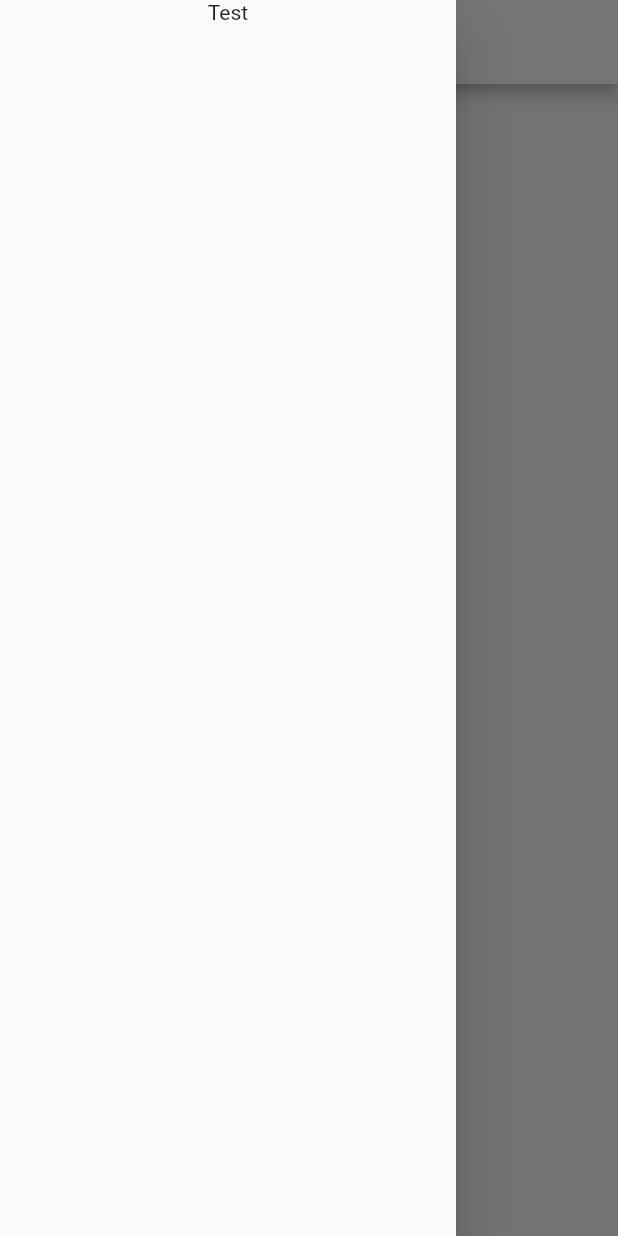
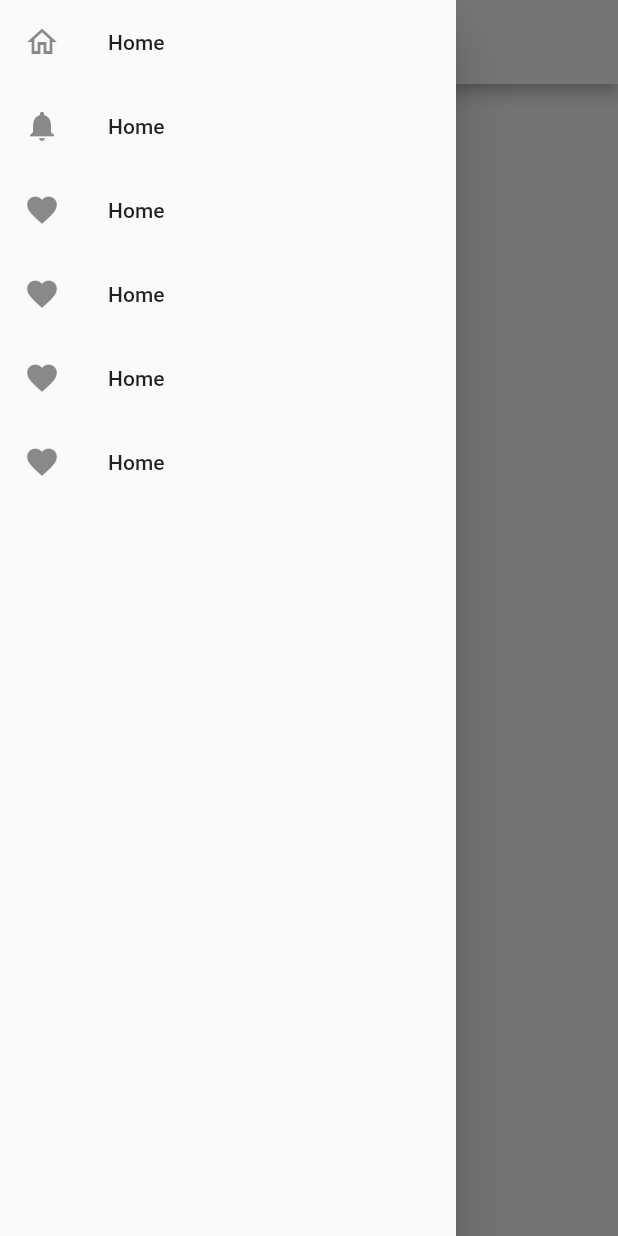
Before and after one commit to DouglasSerena/aula-ulbra, a Flutter app: the screen it shows after launch, with the side drawer open, on a phone screen of 412 x 824 dp. Run offline on Flutter 3.47's test engine with Material 2 defaults, Android fonts, the phone set to English and light mode, and no system bars; our stand-ins replace flutter_bloc.

Commit message:
icons_ListTile

```diff
--- a/lib/layout/drawer_common_layout.dart
+++ b/lib/layout/drawer_common_layout.dart
@@ -5,7 +5,44 @@ class DrawerCommonLayout extends Drawer {
       : super(
           key: key,
           child: Column(
-            children: const [Text("Test")],
+            children: [
+              ListTile(
+                leading: const Icon(Icons.home_outlined),
+                title: const Text('Home'),
+                onTap: () {},
+              ),
+              ListTile(
+                leading: const Icon(Icons.notifications),
+                title: const Text('Home'),
+                onTap: () {},
+              ),
+              ListTile(
+                leading: const Icon(Icons.favorite),
+                title: const Text('Home'),
+                onTap: () {},
+              ),
+              ListTile(
+                leading: const Icon(Icons.favorite),
+                title: const Text('Home'),
+                onTap: () {},
+              ),
+              ListTile(
+                leading: const Icon(Icons.favorite),
+                title: const Text('Home'),
+                onTap: () {},
+              ),
+              ListTile(
+                leading: const Icon(Icons.favorite),
+                title: const Text('Home'),
+                onTap: () {},
+              ),
+            ],
           ),
         );
 }
+
+Widget buildHeader(BuildContext context) => Container(
+      padding: EdgeInsets.only(
+        top: MediaQuery.of(context).padding.top,
+      ),
+    );
```
